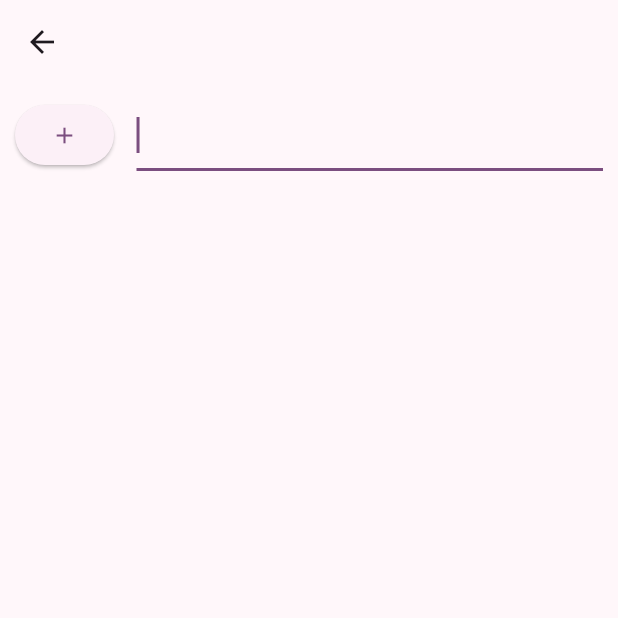
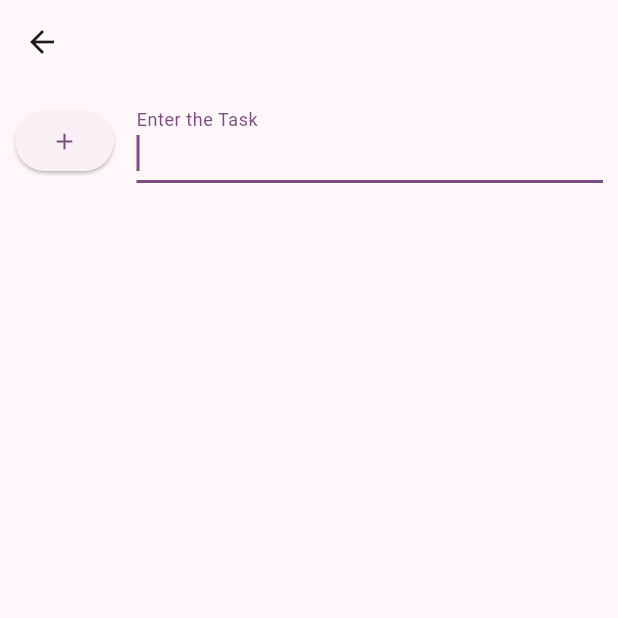
Before and after one commit to Akaatsukhi/ambibuzz, a Flutter app: the TaskScreen screen opened by its route, on a phone screen of 412 x 824 dp, the top half of it. Run offline on Flutter 3.47's test engine with Material 2 defaults, Android fonts, the phone set to English and light mode, and no system bars.

```diff
--- a/lib/screens/task_screen.dart
+++ b/lib/screens/task_screen.dart
@@ -109,6 +109,8 @@ class _TaskScreenState extends State<TaskScreen> {
                         flex: 6,
                         child: TextFormField(
                             autofocus: true,
+                            decoration: const InputDecoration(
+                                labelText: 'Enter the Task'),
                             focusNode: myFocus,
                             validator: (value) {
                               if (value == null || value.isEmpty) {
```
Also changed, not shown: 1 other file.
